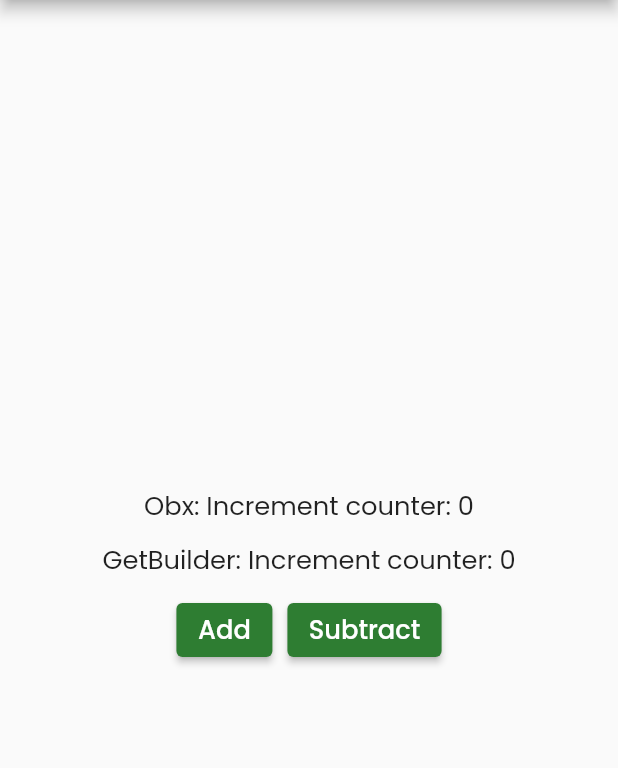
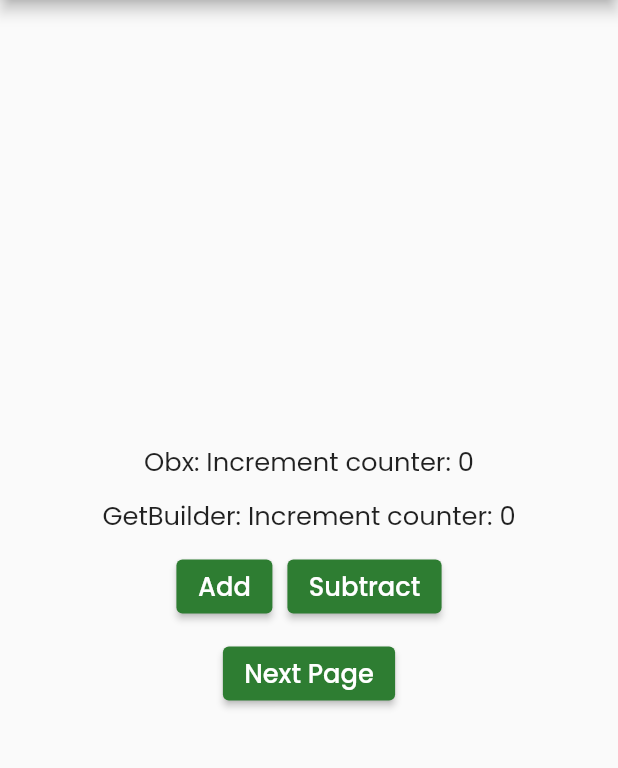
Before and after one commit to ozaenzenzen/latihan-flutter-getx2, a Flutter app: the screen it shows after launch, on a phone screen of 412 x 824 dp, the part 84-852 px from its top. Run offline on Flutter 3.47's test engine with Material 2 defaults, Android fonts, the phone set to English and light mode, and no system bars; our stand-ins replace flutter_screenutil, get, google_fonts.

Commit message:
update homepage: add button nav

```diff
--- a/lib/homepage.dart
+++ b/lib/homepage.dart
@@ -1,5 +1,6 @@
 import 'package:flutter/material.dart';
 import 'package:flutter_getx_2/incredecre_controller.dart';
+import 'package:flutter_getx_2/secondpage.dart';
 import 'package:get/get.dart';
 import 'package:google_fonts/google_fonts.dart';
 
@@ -57,10 +58,7 @@ class _HomePageState extends State<HomePage> {
                     controller.increment1();
                     controller.increment2();
                   },
-                  child: Text(
-                    "Add",
-                    style: GoogleFonts.poppins(),
-                  ),
+                  child: const Text("Add"),
                 ),
                 const SizedBox(width: 10),
                 ElevatedButton(
@@ -71,12 +69,19 @@ class _HomePageState extends State<HomePage> {
                     controller.decrement1();
                     controller.decrement2();
                   },
-                  child: Text(
-                    "Subtract",
-                    style: GoogleFonts.poppins(),
-                  ),
+                  child: const Text("Subtract"),
                 ),
               ],
+            ),
+            const SizedBox(height: 10),
+            ElevatedButton(
+              style: ElevatedButton.styleFrom(
+                primary: Colors.green.shade800,
+              ),
+              onPressed: () {
+                Get.to(() => const SecondPage());
+              },
+              child: const Text("Next Page"),
             ),
           ],
         ),
```
